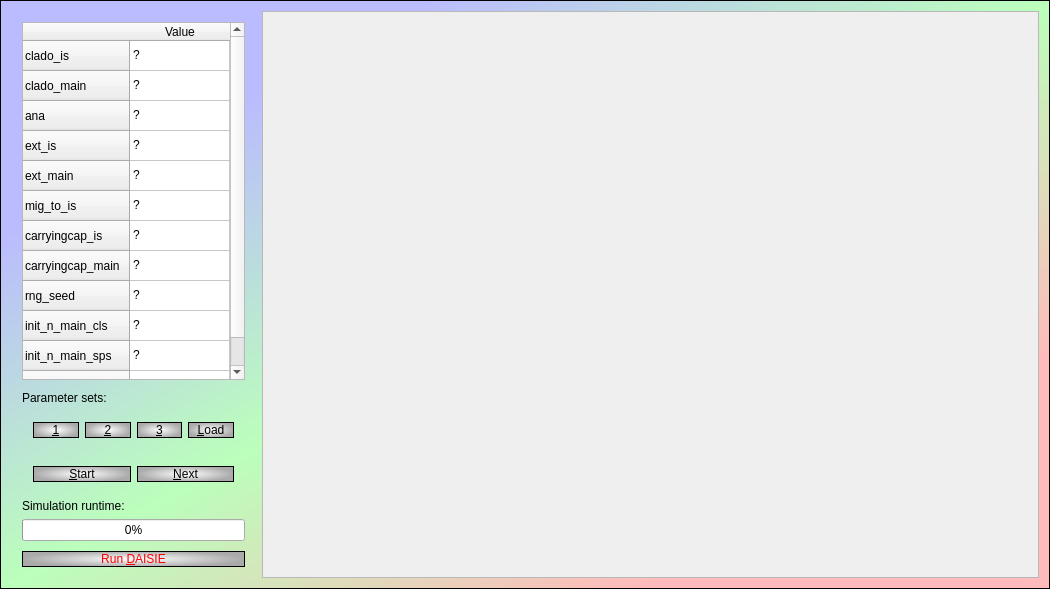
Qt form elly_qtmaindialog.ui (richelbilderbeek/pbdmms) before a commit.
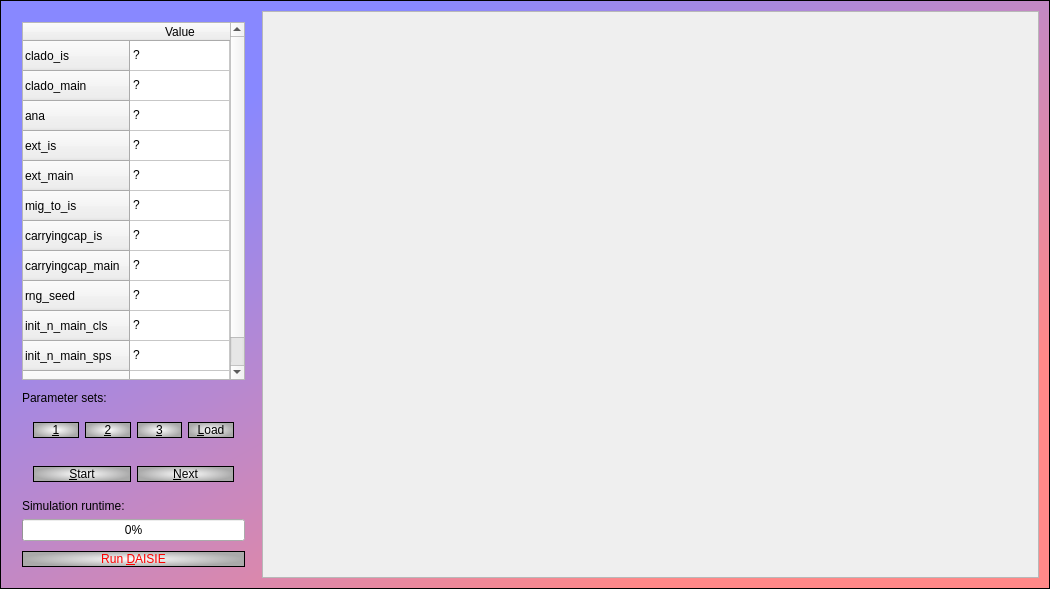
The same form after that commit.

Commit message: elly: improved plot colors

What changed in the file:
```diff
--- a/elly_qtmaindialog.ui
+++ b/elly_qtmaindialog.ui
@@ -12,7 +12,7 @@
   </property>
   <property name="styleSheet">
    <string notr="true">QDialog {
- background-color: qlineargradient(x1: 0, y1: 0, x2: 1, y2: 1, stop: 0  #bbf, stop: 0.2  #bbf, stop: 0.5 #bfb, stop: 0.8 #fbb, stop: 1 #fbb);
+ background-color: qlineargradient(x1: 0, y1: 0, x2: 1, y2: 1, stop: 0  #88f, stop: 0.2  #88f, stop: 0.8 #f88, stop: 1 #f88);
   border: 1px solid black
 }
 
```
Left out of the diff: 4 changed lines with no effect on the pictures. The commit also changes 3 other files.
